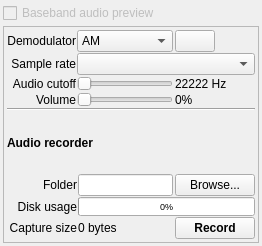
The window that ui/AudioPanel.ui (BatchDrake/SigDigger) describes before a commit, drawn with Qt 5.
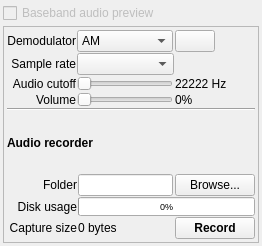
The same window after the commit. Icons and pictures are not drawn.

Commit message: Adjust sample rate combobox size in audio panel

Patch:
```diff
--- a/ui/AudioPanel.ui
+++ b/ui/AudioPanel.ui
@@ -288,9 +288,6 @@
         </property>
        </widget>
       </item>
-      <item row="1" column="1" colspan="4">
-       <widget class="QComboBox" name="sampleRateCombo"/>
-      </item>
       <item row="0" column="4">
        <widget class="QPushButton" name="muteButton">
         <property name="sizePolicy">
@@ -311,6 +308,9 @@
         </property>
        </widget>
       </item>
+      <item row="1" column="1" colspan="3">
+       <widget class="QComboBox" name="sampleRateCombo"/>
+      </item>
      </layout>
     </widget>
    </item>
```
Left out of the diff: 1 changed line with no effect on the pictures.
